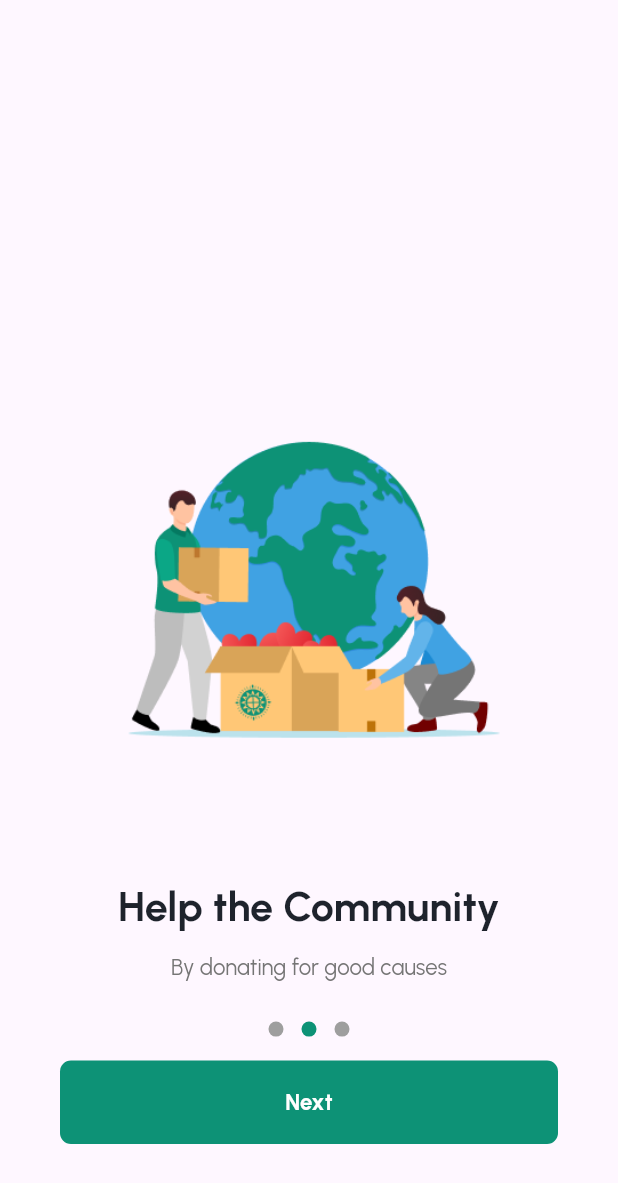
After one commit to krish-1604/DEVSOC-24, a Flutter app: the Onboarding screen opened directly, after a tap on "Next", on a phone screen of 412 x 824 dp. The commit adds this screen. Shown: the top 1183 px of the screen. Run offline on Flutter 3.47's test engine with Material 3 defaults, Android fonts, the light colour scheme and no system bars; our stand-ins replace google_fonts.

Commit message:
2nd commit

```diff
--- /dev/null
+++ b/lib/onboarding/ob1.dart
@@ -0,0 +1,184 @@
+import 'package:flutter/material.dart';
+import 'package:google_fonts/google_fonts.dart';
+
+class Onboarding extends StatefulWidget {
+  const Onboarding({Key? key}) : super(key: key);
+
+  @override
+  _OnboardingState createState() => _OnboardingState();
+}
+
+class _OnboardingState extends State<Onboarding> {
+  PageController _pageController = PageController(initialPage: 0);
+  int _currentPage = 0;
+
+  List<String> headings = [
+    "Help the Community",
+    "Help the Community",
+    "Help the Community"
+  ];
+  List<String> descriptions = [
+    "By reporting any issues",
+    "By donating for good causes",
+    "With Us."
+  ];
+
+  List<String> files = ["assets/ob1.png", "assets/ob2.png", "assets/ob3.png"];
+
+  @override
+  void dispose() {
+    _pageController.dispose();
+    super.dispose();
+  }
+
+  @override
+  Widget build(BuildContext context) {
+    double fem = 1.0;
+    return Scaffold(
+      resizeToAvoidBottomInset: false,
+      body: SingleChildScrollView(
+        child: Column(
+          children: [
+            SizedBox(
+              width: 400 * fem,
+              height: 170 * fem,
+            ),
+            Center(
+              child: SizedBox(
+                width: 400 * fem,
+                height: 400 * fem,
+                child: PageView.builder(
+                  controller: _pageController,
+                  itemCount: headings.length,
+                  onPageChanged: (index) {
+                    setState(() {
+                      _currentPage = index;
+                    });
+                  },
+                  itemBuilder: (context, index) {
+                    return Center(
+                      child: Align(
+                        alignment: Alignment.center,
+                        child: Image.asset(
+                          files[index],
+                          height: 265,
+                          width: 413,
+                        ),
+                      ),
+                    );
+                  },
+                ),
+              ),
+            ),
+            SizedBox(height: 5),
+            Container(
+              padding:
+                  EdgeInsets.fromLTRB(40 * fem, 10 * fem, 40 * fem, 40 * fem),
+              child: Column(
+                crossAxisAlignment: CrossAxisAlignment.center,
+                children: [
+                  Container(
+                    width: double.infinity,
+                    child: Column(
+                      crossAxisAlignment: CrossAxisAlignment.center,
+                      children: [
+                        Text(
+                          headings[_currentPage],
+                          textAlign: TextAlign.center,
+                          style: GoogleFonts.urbanist(
+                            textStyle: TextStyle(
+                              fontSize: 27.59,
+                              fontWeight: FontWeight.bold,
+                              color: Color.fromRGBO(30, 35, 44, 1),
+                              letterSpacing: -0.01,
+                            ),
+                          ),
+                        ),
+                        SizedBox(height: 10 * fem),
+                        Text(
+                          descriptions[_currentPage],
+                          textAlign: TextAlign.center,
+                          style: GoogleFonts.urbanist(
+                            textStyle: TextStyle(
+                              fontSize: 14.78,
+                              fontWeight: FontWeight.normal,
+                              color: Color.fromRGBO(117, 117, 117, 1),
+                              letterSpacing: 0.01,
+                            ),
+                          ),
+                        ),
+                      ],
+                    ),
+                  ),
+                  SizedBox(height: 26.07 * fem),
+                  _buildPageIndicator(),
+                  SizedBox(height: 16.0),
+                  TextButton(
+                    onPressed: () {
+                      if (_currentPage == headings.length - 1) {
+                        // Navigator.push(
+                        //   context,
+                        //   MaterialPageRoute(builder: (context) => Signup()),
+                        // );
+                      } else {
+                        _pageController.nextPage(
+                          duration: Duration(milliseconds: 300),
+                          curve: Curves.easeInOut,
+                        );
+                      }
+                    },
+                    style: TextButton.styleFrom(
+                      padding: EdgeInsets.zero,
+                    ),
+                    child: Container(
+                      width: double.infinity,
+                      height: 55.52 * fem,
+                      decoration: BoxDecoration(
+                        color: Color.fromRGBO(13, 146, 118, 1),
+                        borderRadius: BorderRadius.circular(7.28),
+                      ),
+                      child: Center(
+                        child: Text(
+                          _currentPage == headings.length - 1
+                              ? 'Get Started'
+                              : 'Next',
+                          textAlign: TextAlign.center,
+                          style: GoogleFonts.urbanist(
+                            textStyle: TextStyle(
+                              fontSize: 14.78,
+                              fontWeight: FontWeight.w700,
+                              color: Colors.white,
+                            ),
+                          ),
+                        ),
+                      ),
+                    ),
+                  ),
+                ],
+              ),
+            ),
+          ],
+        ),
+      ),
+    );
+  }
+
+  Widget _buildPageIndicator() {
+    return Row(
+      mainAxisAlignment: MainAxisAlignment.center,
+      children: List.generate(headings.length, (index) {
+        return Container(
+          width: 10,
+          height: 10,
+          margin: EdgeInsets.symmetric(horizontal: 6),
+          decoration: BoxDecoration(
+            shape: BoxShape.circle,
+            color: _currentPage == index
+                ? Color.fromRGBO(13, 146, 118, 1)
+                : Colors.grey,
+          ),
+        );
+      }),
+    );
+  }
+}
--- a/lib/signin/signup.dart
+++ b/lib/signin/signup.dart
@@ -1,3 +1,4 @@
+import 'package:empowerall/onboarding/ob1.dart';
 import 'package:empowerall/signin/login.dart';
 import 'package:flutter/material.dart';
 import 'package:google_fonts/google_fonts.dart';
@@ -173,8 +174,10 @@ class _SignupState extends State<Signup> {
                 TextButton(
                   onPressed: () {
                     if (_formkey.currentState!.validate()) {
-                      // Navigator.push(context,
-                      //     MaterialPageRoute(builder: (context) =>));
+                      Navigator.push(
+                          context,
+                          MaterialPageRoute(
+                              builder: (context) => Onboarding()));
                     } else {}
                   },
                   style: ButtonStyle(
```
Also changed, not shown: assets/ob1.png (added), assets/ob2.png (added), assets/ob3.png (added), pubspec.yaml (line endings or trailing spaces).
